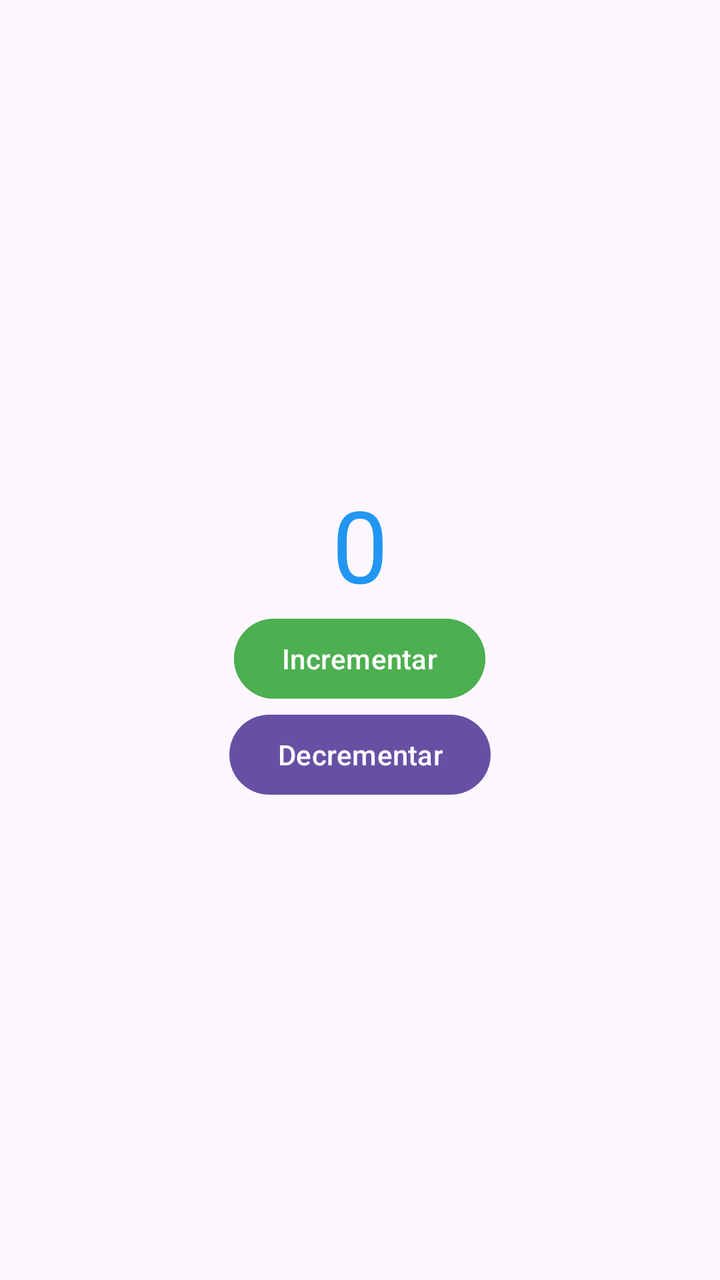
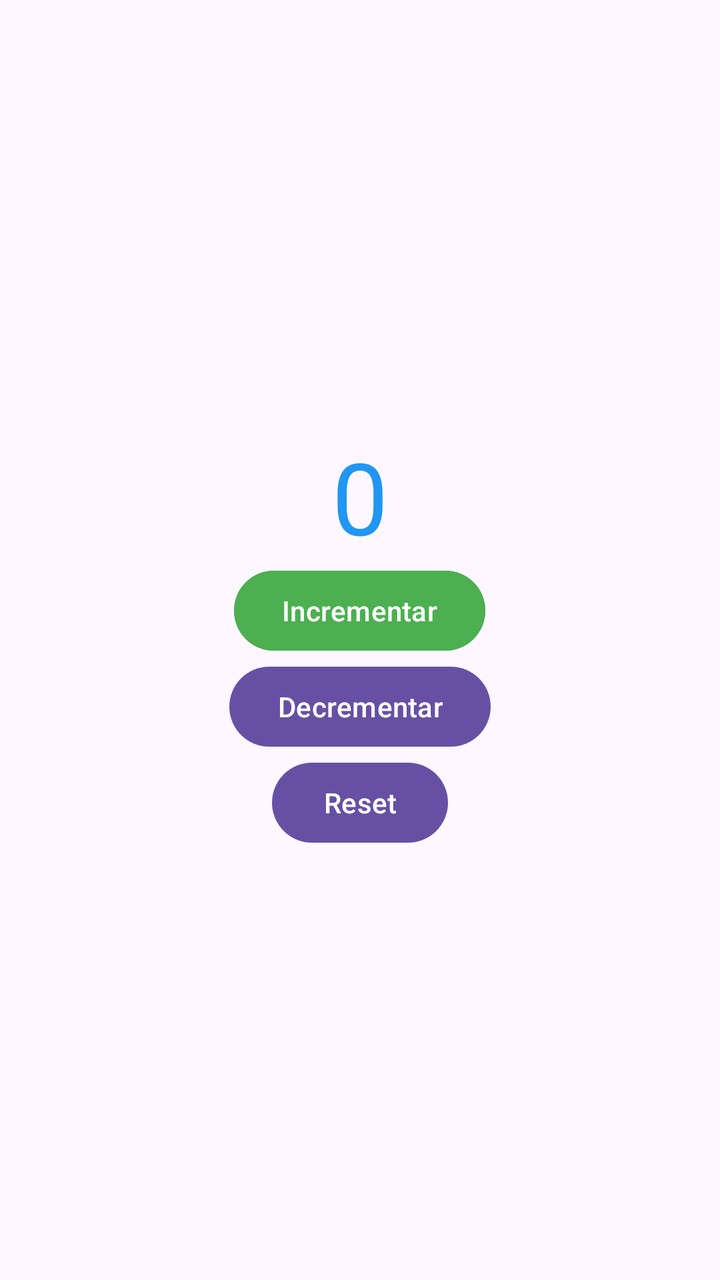

An Android layout rendered at two revisions. The XML below is the earlier revision; the diff shows what the commit changed to produce the second picture.
<!-- AndroidManifest.xml: application theme Theme.PrimeraAPP -->
<!-- res/layout/activity_main.xml -->
<?xml version="1.0" encoding="utf-8"?>
<LinearLayout
    xmlns:android="http://schemas.android.com/apk/res/android"

    android:layout_width="match_parent"
    android:layout_height="match_parent"
    android:orientation="vertical"
    android:gravity="center"
    android:padding="20dp" >

    <TextView
        android:id="@+id/tvContador"
        android:layout_width="wrap_content"
        android:layout_height="wrap_content"
        android:text="0"
        android:textColor="@color/primary_blue"
        android:textSize="50sp"
        />
        
    <Button
        android:id="@+id/btnSumar"
        android:layout_width="wrap_content"
        android:layout_height="wrap_content"
        android:text="@string/btn_sumar"
        android:backgroundTint="@color/success_green"/>

    <Button
        android:id="@+id/btnRestar"
        android:layout_width="wrap_content"
        android:layout_height="wrap_content"
        android:text="@string/btn_restar"
        />


    </LinearLayout>
<!-- resources referenced by this layout -->
<resources>
  <color name="primary_blue">#2196F3</color>
  <color name="success_green">#4CAF50</color>
  <string name="btn_restar">Decrementar</string>
  <string name="btn_sumar">Incrementar</string>
  <style name="Theme.PrimeraAPP" parent="Base.Theme.PrimeraAPP" />
  <style name="Base.Theme.PrimeraAPP" parent="Theme.Material3.DayNight.NoActionBar">
          
          
      </style>
</resources>

<!-- the commit's change to res/layout/activity_main.xml (unified diff, before → after) -->
@@ -31,5 +31,12 @@
         android:text="@string/btn_restar"
         />
 
+    <Button
+        android:id="@+id/btnReset"
+        android:layout_width="wrap_content"
+        android:layout_height="wrap_content"
+        android:text="Reset"
+        />
+
 
     </LinearLayout>
